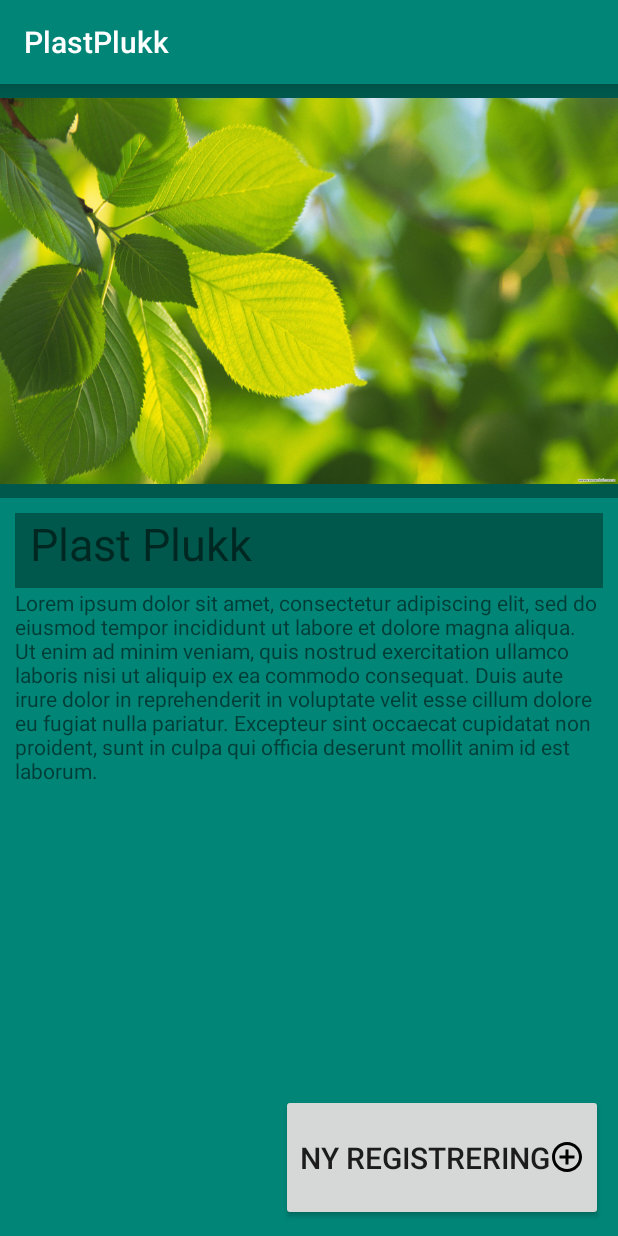
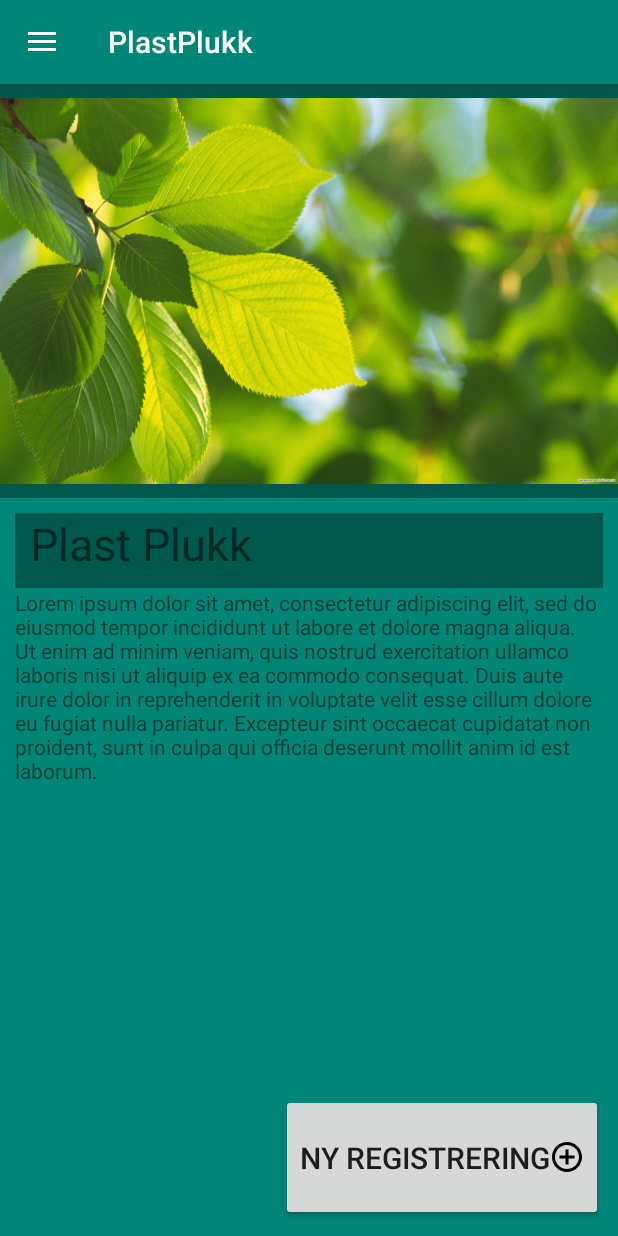
Before and after one commit to Norderud/PlastPlukk, an Android app: the screen it shows after launch (MainActivity), on a phone screen of 412 x 824 dp. Run offline under Robolectric (Android 15) with nearby library versions, the phone set to English and light mode, and no system bars; Roboto replaces fonts that are not available here.

Commit message:
navigation drawer

```diff
--- a/app/src/main/AndroidManifest.xml
+++ b/app/src/main/AndroidManifest.xml
@@ -11,7 +11,7 @@
         android:theme="@style/Theme.AppCompat.Light">
         <activity
             android:name=".MainActivity"
-            android:theme="@style/AppTheme"
+            android:theme="@style/AppTheme.NoActionBar"
             android:screenOrientation="portrait">
             <intent-filter>
                 <action android:name="android.intent.action.MAIN" />
--- /dev/null
+++ b/app/src/main/java/no/usn/plastplukk/plastplukk/HomeFragment.java
@@ -0,0 +1,17 @@
+package no.usn.plastplukk.plastplukk;
+
+import android.os.Bundle;
+import android.support.annotation.NonNull;
+import android.support.annotation.Nullable;
+import android.support.v4.app.Fragment;
+import android.view.LayoutInflater;
+import android.view.View;
+import android.view.ViewGroup;
+
+public class HomeFragment extends Fragment {
+    @Nullable
+    @Override
+    public View onCreateView(@NonNull LayoutInflater inflater, @Nullable ViewGroup container, @Nullable Bundle savedInstanceState) {
+        return inflater.inflate(R.layout.fragment_home, container, false);
+    }
+}
--- a/app/src/main/java/no/usn/plastplukk/plastplukk/MainActivity.java
+++ b/app/src/main/java/no/usn/plastplukk/plastplukk/MainActivity.java
@@ -1,21 +1,50 @@
 package no.usn.plastplukk.plastplukk;
 
 import android.content.Intent;
+import android.support.annotation.NonNull;
+import android.support.design.widget.NavigationView;
+import android.support.v4.widget.DrawerLayout;
+import android.support.v7.app.ActionBarDrawerToggle;
 import android.support.v7.app.AppCompatActivity;
 import android.os.Bundle;
+import android.support.v7.widget.Toolbar;
 import android.view.Menu;
 import android.view.MenuInflater;
+import android.view.MenuItem;
 import android.view.View;
 
-public class MainActivity extends AppCompatActivity {
+public class MainActivity extends AppCompatActivity implements NavigationView.OnNavigationItemSelectedListener{
+    private DrawerLayout drawer;
 
     @Override
     protected void onCreate(Bundle savedInstanceState) {
         super.onCreate(savedInstanceState);
         setContentView(R.layout.activity_main);
+        Toolbar toolbar = findViewById(R.id.toolbar);
+        setSupportActionBar(toolbar);
+
+        drawer = findViewById(R.id.drawer_layout);
+        NavigationView navigationView = findViewById(R.id.nav_view);
+        navigationView.setNavigationItemSelectedListener(this);
+
+        View headerView = navigationView.getHeaderView(0);
+
+        ActionBarDrawerToggle toggle = new ActionBarDrawerToggle(this, drawer, toolbar, R.string.navigation_drawer_open, R.string.navigation_drawer_close);
+        drawer.addDrawerListener(toggle);
+        toggle.syncState();
+
+        if (savedInstanceState == null) {
+            getSupportFragmentManager().beginTransaction().replace(R.id.fragment_container, new HomeFragment()).commit();
+            navigationView.setCheckedItem(R.id.nav_home);
+        }
     }
     public void registrerPlast(View view){
         Intent messageIntent = new Intent(this, StartReg.class);
         startActivity(messageIntent);
     }
+
+    @Override
+    public boolean onNavigationItemSelected(@NonNull MenuItem menuItem) {
+        return false;
+    }
 }
--- /dev/null
+++ b/app/src/main/res/drawable-xxxhdpi/ic_home.xml
@@ -0,0 +1,9 @@
+<vector xmlns:android="http://schemas.android.com/apk/res/android"
+        android:width="24dp"
+        android:height="24dp"
+        android:viewportWidth="24.0"
+        android:viewportHeight="24.0">
+    <path
+        android:fillColor="#FF000000"
+        android:pathData="M10,20v-6h4v6h5v-8h3L12,3 2,12h3v8z"/>
+</vector>
--- /dev/null
+++ b/app/src/main/res/drawable-xxxhdpi/ic_my_profile.xml
@@ -0,0 +1,9 @@
+<vector xmlns:android="http://schemas.android.com/apk/res/android"
+        android:width="24dp"
+        android:height="24dp"
+        android:viewportWidth="24.0"
+        android:viewportHeight="24.0">
+    <path
+        android:fillColor="#FF000000"
+        android:pathData="M12,12c2.21,0 4,-1.79 4,-4s-1.79,-4 -4,-4 -4,1.79 -4,4 1.79,4 4,4zM12,14c-2.67,0 -8,1.34 -8,4v2h16v-2c0,-2.66 -5.33,-4 -8,-4z"/>
+</vector>
--- /dev/null
+++ b/app/src/main/res/drawable-xxxhdpi/ic_settings.xml
@@ -0,0 +1,9 @@
+<vector xmlns:android="http://schemas.android.com/apk/res/android"
+        android:width="24dp"
+        android:height="24dp"
+        android:viewportWidth="24.0"
+        android:viewportHeight="24.0">
+    <path
+        android:fillColor="#FF000000"
+        android:pathData="M19.43,12.98c0.04,-0.32 0.07,-0.64 0.07,-0.98s-0.03,-0.66 -0.07,-0.98l2.11,-1.65c0.19,-0.15 0.24,-0.42 0.12,-0.64l-2,-3.46c-0.12,-0.22 -0.39,-0.3 -0.61,-0.22l-2.49,1c-0.52,-0.4 -1.08,-0.73 -1.69,-0.98l-0.38,-2.65C14.46,2.18 14.25,2 14,2h-4c-0.25,0 -0.46,0.18 -0.49,0.42l-0.38,2.65c-0.61,0.25 -1.17,0.59 -1.69,0.98l-2.49,-1c-0.23,-0.09 -0.49,0 -0.61,0.22l-2,3.46c-0.13,0.22 -0.07,0.49 0.12,0.64l2.11,1.65c-0.04,0.32 -0.07,0.65 -0.07,0.98s0.03,0.66 0.07,0.98l-2.11,1.65c-0.19,0.15 -0.24,0.42 -0.12,0.64l2,3.46c0.12,0.22 0.39,0.3 0.61,0.22l2.49,-1c0.52,0.4 1.08,0.73 1.69,0.98l0.38,2.65c0.03,0.24 0.24,0.42 0.49,0.42h4c0.25,0 0.46,-0.18 0.49,-0.42l0.38,-2.65c0.61,-0.25 1.17,-0.59 1.69,-0.98l2.49,1c0.23,0.09 0.49,0 0.61,-0.22l2,-3.46c0.12,-0.22 0.07,-0.49 -0.12,-0.64l-2.11,-1.65zM12,15.5c-1.93,0 -3.5,-1.57 -3.5,-3.5s1.57,-3.5 3.5,-3.5 3.5,1.57 3.5,3.5 -1.57,3.5 -3.5,3.5z"/>
+</vector>
--- a/app/src/main/res/layout/activity_main.xml
+++ b/app/src/main/res/layout/activity_main.xml
@@ -1,57 +1,46 @@
 <?xml version="1.0" encoding="utf-8"?>
-
-<LinearLayout xmlns:android="http://schemas.android.com/apk/res/android"
+<android.support.v4.widget.DrawerLayout xmlns:android="http://schemas.android.com/apk/res/android"
+    xmlns:app="http://schemas.android.com/apk/res-auto"
     xmlns:tools="http://schemas.android.com/tools"
+    android:id="@+id/drawer_layout"
     android:layout_width="match_parent"
     android:layout_height="match_parent"
-    android:background="@color/colorPrimaryDark"
-    android:orientation="vertical"
-    android:weightSum="1"
-    tools:context=".MainActivity">
-
-    <ImageView
-        android:layout_width="match_parent"
-        android:layout_height="0dp"
-        android:layout_gravity="top"
-        android:layout_weight="0.36"
-        android:src="@drawable/forside_bilde" />
+    android:fitsSystemWindows="true"
+    tools:context=".MainActivity"
+    tools:openDrawer="start"
+    >
 
     <LinearLayout
         android:layout_width="match_parent"
-        android:layout_height="0dp"
-        android:layout_weight="0.64"
-        android:orientation="vertical"
-        android:padding="10dp"
-        android:background="@color/colorPrimary">
+        android:layout_height="match_parent"
+        android:orientation="vertical">
 
-        <TextView
+        <android.support.v7.widget.Toolbar
+
+            android:id="@+id/toolbar"
             android:layout_width="match_parent"
-            android:layout_height="0dp"
-            android:layout_weight="0.06"
-            android:paddingStart="10dp"
-            android:text="Plast Plukk"
-            android:textSize="30sp"
-            android:background="@color/colorPrimaryDark"
-            />
+            android:layout_height="?attr/actionBarSize"
+            android:background="@color/colorPrimary"
+            android:elevation="4dp"
+            android:theme="@style/ThemeOverlay.AppCompat.Dark.ActionBar"
+            app:popupTheme="@style/ThemeOverlay.AppCompat.Light" />
 
-        <TextView
+        <FrameLayout
+            android:id="@+id/fragment_container"
             android:layout_width="match_parent"
-            android:layout_height="0dp"
-            android:layout_weight="0.4"
-            android:text="@string/forside_text"
-            />
-
-        <Button
-            android:layout_width="wrap_content"
-            android:layout_height="0dp"
-            android:layout_weight="0.1"
-            android:layout_gravity="end"
-            android:drawableEnd="@drawable/ic_add_circle"
-            android:onClick="registrerPlast"
-            android:text="Ny registrering"
-            android:textSize="20sp" />
-
+            android:layout_height="match_parent"/>
 
     </LinearLayout>
 
-</LinearLayout>
+
+    <android.support.design.widget.NavigationView
+        android:id="@+id/nav_view"
+        android:layout_width="wrap_content"
+        android:layout_height="match_parent"
+        android:layout_gravity="start"
+        android:background="@color/colorPrimary"
+        android:fitsSystemWindows="true"
+        app:headerLayout="@layout/nav_header"
+        app:menu="@menu/drawer_menu" />
+
+</android.support.v4.widget.DrawerLayout>
--- /dev/null
+++ b/app/src/main/res/layout/fragment_home.xml
@@ -0,0 +1,57 @@
+<?xml version="1.0" encoding="utf-8"?>
+
+<LinearLayout xmlns:android="http://schemas.android.com/apk/res/android"
+    xmlns:tools="http://schemas.android.com/tools"
+    android:layout_width="match_parent"
+    android:layout_height="match_parent"
+    android:background="@color/colorPrimaryDark"
+    android:orientation="vertical"
+    android:weightSum="1"
+    tools:context=".MainActivity">
+
+    <ImageView
+        android:layout_width="match_parent"
+        android:layout_height="0dp"
+        android:layout_gravity="top"
+        android:layout_weight="0.36"
+        android:src="@drawable/forside_bilde" />
+
+    <LinearLayout
+        android:layout_width="match_parent"
+        android:layout_height="0dp"
+        android:layout_weight="0.64"
+        android:orientation="vertical"
+        android:padding="10dp"
+        android:background="@color/colorPrimary">
+
+        <TextView
+            android:layout_width="match_parent"
+            android:layout_height="0dp"
+            android:layout_weight="0.06"
+            android:paddingStart="10dp"
+            android:text="Plast Plukk"
+            android:textSize="30sp"
+            android:background="@color/colorPrimaryDark"
+            />
+
+        <TextView
+            android:layout_width="match_parent"
+            android:layout_height="0dp"
+            android:layout_weight="0.4"
+            android:text="@string/forside_text"
+            />
+
+        <Button
+            android:layout_width="wrap_content"
+            android:layout_height="0dp"
+            android:layout_weight="0.1"
+            android:layout_gravity="end"
+            android:drawableEnd="@drawable/ic_add_circle"
+            android:onClick="registrerPlast"
+            android:text="Ny registrering"
+            android:textSize="20sp" />
+
+
+    </LinearLayout>
+
+</LinearLayout>
--- /dev/null
+++ b/app/src/main/res/layout/nav_header.xml
@@ -0,0 +1,24 @@
+<?xml version="1.0" encoding="utf-8"?>
+<LinearLayout
+    xmlns:android="http://schemas.android.com/apk/res/android"
+    android:layout_width="match_parent"
+    android:layout_height="176dp"
+    android:background="@color/colorPrimaryDark"
+    android:gravity="bottom"
+    android:padding="16dp"
+    android:theme="@style/ThemeOverlay.AppCompat.Dark"
+    android:orientation="vertical">
+
+    <ImageView
+        android:layout_width="wrap_content"
+        android:layout_height="wrap_content"
+        android:src="@mipmap/ic_launcher_round"
+        />
+    <TextView
+        android:layout_width="wrap_content"
+        android:layout_height="wrap_content"
+        android:paddingTop="8dp"
+        android:text="Placeholder"
+        />
+
+</LinearLayout>
--- /dev/null
+++ b/app/src/main/res/menu/drawer_menu.xml
@@ -0,0 +1,20 @@
+<?xml version="1.0" encoding="utf-8"?>
+<menu xmlns:android="http://schemas.android.com/apk/res/android"
+    xmlns:tools="http://schemas.android.com/tools"
+    tools:showIn="navigation_view">
+    <group android:checkableBehavior="single">
+        <item
+            android:id="@+id/nav_home"
+            android:icon="@drawable/ic_home"
+            android:title="Forside" />
+        <item
+            android:id="@+id/nav_myProfile"
+            android:icon="@drawable/ic_my_profile"
+            android:title="Min profil" />
+        <item
+            android:id="@+id/nav_settings"
+            android:icon="@drawable/ic_settings"
+            android:title="Innstillinger" />
+    </group>
+
+</menu>
--- a/app/src/main/res/values/strings.xml
+++ b/app/src/main/res/values/strings.xml
@@ -2,4 +2,6 @@
     <string name="app_name">PlastPlukk</string>
     <string name="title_activity_main">MainActivity</string>
     <string name="forside_text">Lorem ipsum dolor sit amet, consectetur adipiscing elit, sed do eiusmod tempor incididunt ut labore et dolore magna aliqua. Ut enim ad minim veniam, quis nostrud exercitation ullamco laboris nisi ut aliquip ex ea commodo consequat. Duis aute irure dolor in reprehenderit in voluptate velit esse cillum dolore eu fugiat nulla pariatur. Excepteur sint occaecat cupidatat non proident, sunt in culpa qui officia deserunt mollit anim id est laborum.</string>
+    <string name="navigation_drawer_open">Open navigation drawer</string>
+    <string name="navigation_drawer_close">Close navigation drawer</string>
 </resources>
```
